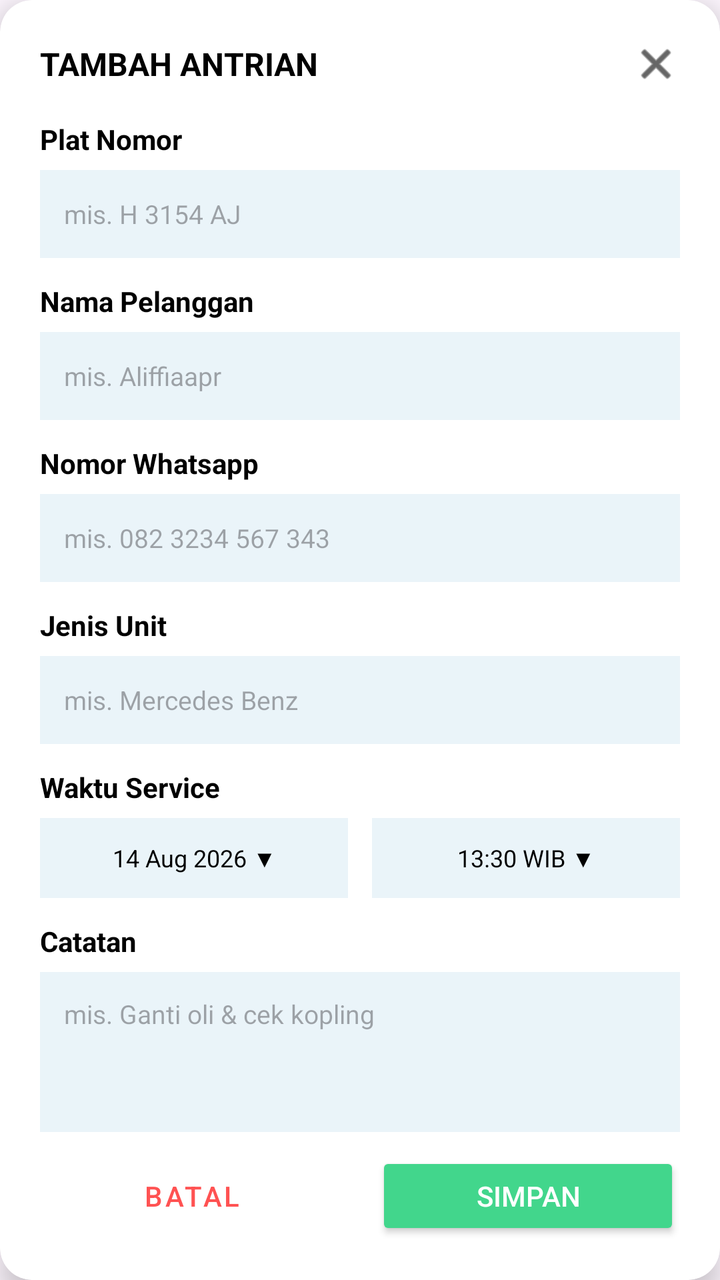
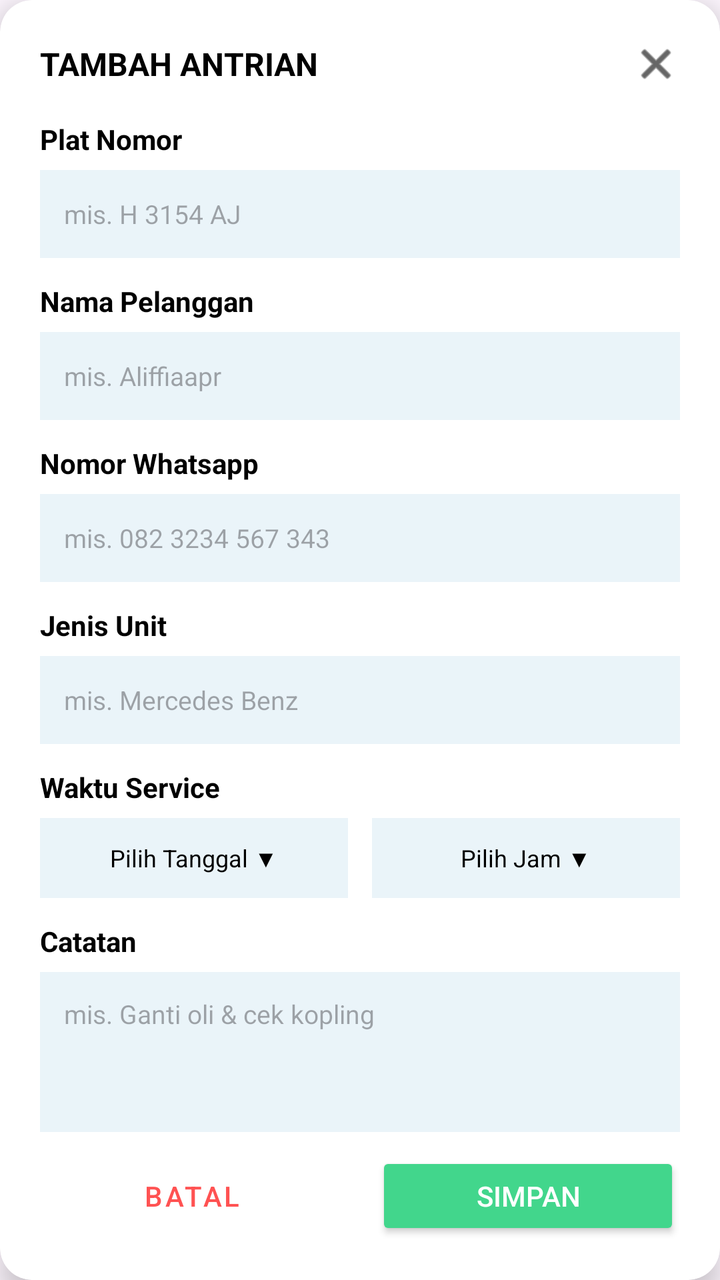

Screens rendered from an Android XML layout before and after an edit, with the pre-edit source and the edit as a unified diff.
<!-- AndroidManifest.xml: application theme Theme.KusumaMotors -->
<!-- res/layout/dialog_tambah_antrean.xml -->
<?xml version="1.0" encoding="utf-8"?>
<com.google.android.material.card.MaterialCardView xmlns:android="http://schemas.android.com/apk/res/android"
    xmlns:app="http://schemas.android.com/apk/res-auto"
    android:layout_width="match_parent"
    android:layout_height="wrap_content"
    app:cardBackgroundColor="@color/white"
    app:cardCornerRadius="16dp"
    app:cardElevation="8dp"
    app:strokeWidth="0dp">

    <LinearLayout
        android:layout_width="match_parent"
        android:layout_height="wrap_content"
        android:orientation="vertical"
        android:padding="20dp">

        
        <RelativeLayout
            android:layout_width="match_parent"
            android:layout_height="wrap_content"
            android:layout_marginBottom="16dp">

            <TextView
                android:layout_width="wrap_content"
                android:layout_height="wrap_content"
                android:layout_centerVertical="true"
                android:text="TAMBAH ANTRIAN"
                android:textColor="@android:color/black"
                android:textSize="16sp"
                android:textStyle="bold" />

            <ImageView
                android:id="@+id/btnClose"
                android:layout_width="24dp"
                android:layout_height="24dp"
                android:layout_alignParentEnd="true"
                android:layout_centerVertical="true"
                android:background="?attr/selectableItemBackgroundBorderless"
                android:clickable="true"
                android:focusable="true"
                android:src="@android:drawable/ic_menu_close_clear_cancel"
                app:tint="@android:color/black" />
        </RelativeLayout>

        <ScrollView
            android:layout_width="match_parent"
            android:layout_height="0dp"
            android:layout_weight="1"
            android:scrollbars="none">

            <LinearLayout
                android:layout_width="match_parent"
                android:layout_height="wrap_content"
                android:orientation="vertical">

                
                <TextView
                    android:layout_width="wrap_content"
                    android:layout_height="wrap_content"
                    android:text="Plat Nomor"
                    android:textColor="@android:color/black"
                    android:textStyle="bold" />

                <EditText
                    android:id="@+id/etPlatNomor"
                    android:layout_width="match_parent"
                    android:layout_height="44dp"
                    android:layout_marginTop="6dp"
                    android:layout_marginBottom="12dp"
                    android:background="#EAF4F9"
                    android:hint="mis. H 3154 AJ"
                    android:paddingHorizontal="12dp"
                    android:textSize="13sp" />

                
                <TextView
                    android:layout_width="wrap_content"
                    android:layout_height="wrap_content"
                    android:text="Nama Pelanggan"
                    android:textColor="@android:color/black"
                    android:textStyle="bold" />

                <EditText
                    android:id="@+id/etNama"
                    android:layout_width="match_parent"
                    android:layout_height="44dp"
                    android:layout_marginTop="6dp"
                    android:layout_marginBottom="12dp"
                    android:background="#EAF4F9"
                    android:hint="mis. Aliffiaapr"
                    android:paddingHorizontal="12dp"
                    android:textSize="13sp" />

                
                <TextView
                    android:layout_width="wrap_content"
                    android:layout_height="wrap_content"
                    android:text="Nomor Whatsapp"
                    android:textColor="@android:color/black"
                    android:textStyle="bold" />

                <EditText
                    android:id="@+id/etWhatsapp"
                    android:layout_width="match_parent"
                    android:layout_height="44dp"
                    android:layout_marginTop="6dp"
                    android:layout_marginBottom="12dp"
                    android:background="#EAF4F9"
                    android:hint="mis. 082 3234 567 343"
                    android:inputType="phone"
                    android:paddingHorizontal="12dp"
                    android:textSize="13sp" />

                
                <TextView
                    android:layout_width="wrap_content"
                    android:layout_height="wrap_content"
                    android:text="Jenis Unit"
                    android:textColor="@android:color/black"
                    android:textStyle="bold" />

                <EditText
                    android:id="@+id/etJenisMobil"
                    android:layout_width="match_parent"
                    android:layout_height="44dp"
                    android:layout_marginTop="6dp"
                    android:layout_marginBottom="12dp"
                    android:background="#EAF4F9"
                    android:hint="mis. Mercedes Benz"
                    android:paddingHorizontal="12dp"
                    android:textSize="13sp" />

                
                <TextView
                    android:layout_width="wrap_content"
                    android:layout_height="wrap_content"
                    android:text="Waktu Service"
                    android:textColor="@android:color/black"
                    android:textStyle="bold" />

                <LinearLayout
                    android:layout_width="match_parent"
                    android:layout_height="wrap_content"
                    android:layout_marginTop="6dp"
                    android:layout_marginBottom="12dp"
                    android:orientation="horizontal">

                    
                    <TextView
                        android:id="@+id/btnPilihTanggal"
                        android:layout_width="0dp"
                        android:layout_height="40dp"
                        android:layout_marginEnd="6dp"
                        android:layout_weight="1"
                        android:background="#EAF4F9"
                        android:gravity="center"
                        android:text="14 Aug 2026 ▼"
                        android:textColor="@android:color/black"
                        android:textSize="12sp" />

                    
                    <TextView
                        android:id="@+id/btnPilihJam"
                        android:layout_width="0dp"
                        android:layout_height="40dp"
                        android:layout_marginStart="6dp"
                        android:layout_weight="1"
                        android:background="#EAF4F9"
                        android:gravity="center"
                        android:text="13:30 WIB ▼"
                        android:textColor="@android:color/black"
                        android:textSize="12sp" />
                </LinearLayout>

                
                <TextView
                    android:layout_width="wrap_content"
                    android:layout_height="wrap_content"
                    android:text="Catatan"
                    android:textColor="@android:color/black"
                    android:textStyle="bold" />

                <EditText
                    android:id="@+id/etKeluhan"
                    android:layout_width="match_parent"
                    android:layout_height="80dp"
                    android:layout_marginTop="6dp"
                    android:layout_marginBottom="16dp"
                    android:background="#EAF4F9"
                    android:gravity="top|start"
                    android:hint="mis. Ganti oli &amp; cek kopling"
                    android:padding="12dp"
                    android:textSize="13sp" />
            </LinearLayout>
        </ScrollView>

        
        <LinearLayout
            android:layout_width="match_parent"
            android:layout_height="wrap_content"
            android:orientation="horizontal">

            <Button
                android:id="@+id/btnBatal"
                style="@style/Widget.MaterialComponents.Button.OutlinedButton"
                android:layout_width="0dp"
                android:layout_height="44dp"
                android:layout_marginEnd="8dp"
                android:layout_weight="1"
                android:text="Batal"
                android:textColor="#FF5252"
                app:strokeColor="#FF5252" />

            <Button
                android:id="@+id/btnSimpan"
                android:layout_width="0dp"
                android:layout_height="44dp"
                android:layout_marginStart="8dp"
                android:layout_weight="1"
                android:backgroundTint="#42D68C"
                android:text="Simpan"
                android:textColor="@android:color/white" />
        </LinearLayout>

    </LinearLayout>
</com.google.android.material.card.MaterialCardView>
<!-- resources referenced by this layout -->
<resources>
  <color name="white">#FFFFFFFF</color>
  <style name="Theme.KusumaMotors" parent="Base.Theme.KusumaMotors" />
  <style name="Base.Theme.KusumaMotors" parent="Theme.Material3.DayNight.NoActionBar">
          
          
      </style>
</resources>

<!-- the commit's change to res/layout/dialog_tambah_antrean.xml (unified diff, before → after) -->
@@ -154,7 +154,7 @@
                         android:layout_weight="1"
                         android:background="#EAF4F9"
                         android:gravity="center"
-                        android:text="14 Aug 2026 ▼"
+                        android:text="Pilih Tanggal ▼"
                         android:textColor="@android:color/black"
                         android:textSize="12sp" />
 
@@ -167,7 +167,7 @@
                         android:layout_weight="1"
                         android:background="#EAF4F9"
                         android:gravity="center"
-                        android:text="13:30 WIB ▼"
+                        android:text="Pilih Jam ▼"
                         android:textColor="@android:color/black"
                         android:textSize="12sp" />
                 </LinearLayout>
